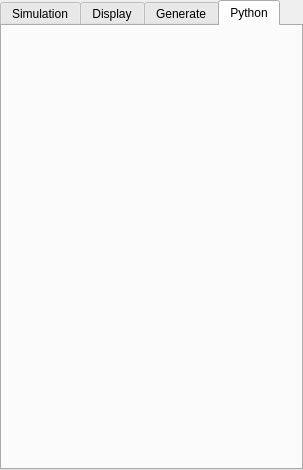
Old version of the form gui/qt4/controller.ui in the repository bchareyre/yade-mpi.
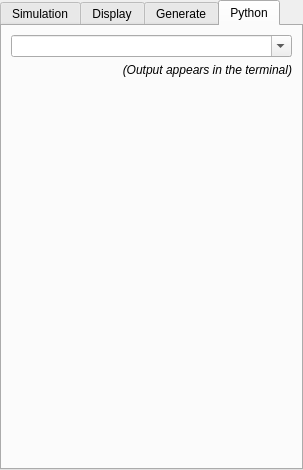
New version of the form. The open tabs and pages were chosen to show the change. Icons and pictures are not drawn.

What changed in the file:
```diff
--- a/gui/qt4/controller.ui
+++ b/gui/qt4/controller.ui
@@ -631,6 +631,65 @@
       <attribute name="title">
        <string>Python</string>
       </attribute>
+      <layout class="QGridLayout" name="gridLayout_8">
+       <item row="0" column="0">
+        <layout class="QVBoxLayout" name="verticalLayout_4">
+         <item>
+          <widget class="QComboBox" name="pythonCombo">
+           <property name="font">
+            <font>
+             <family>Monospace</family>
+            </font>
+           </property>
+           <property name="cursor">
+            <cursorShape>IBeamCursor</cursorShape>
+           </property>
+           <property name="focusPolicy">
+            <enum>Qt::StrongFocus</enum>
+           </property>
+           <property name="autoFillBackground">
+            <bool>false</bool>
+           </property>
+           <property name="editable">
+            <bool>true</bool>
+           </property>
+           <property name="insertPolicy">
+            <enum>QComboBox::InsertAtTop</enum>
+           </property>
+           <property name="minimumContentsLength">
+            <number>1</number>
+           </property>
+           <property name="duplicatesEnabled">
+            <bool>false</bool>
+           </property>
+          </widget>
+         </item>
+         <item>
+          <widget class="QLabel" name="label">
+           <property name="text">
+            <string>&lt;i&gt;(Output appears in the terminal)&lt;/i&gt;</string>
+           </property>
+           <property name="alignment">
+            <set>Qt::AlignRight|Qt::AlignTrailing|Qt::AlignVCenter</set>
+           </property>
+          </widget>
+         </item>
+         <item>
+          <spacer name="verticalSpacer">
+           <property name="orientation">
+            <enum>Qt::Vertical</enum>
+           </property>
+           <property name="sizeHint" stdset="0">
+            <size>
+             <width>20</width>
+             <height>40</height>
+            </size>
+           </property>
+          </spacer>
+         </item>
+        </layout>
+       </item>
+      </layout>
      </widget>
     </widget>
    </item>
```
Left out of the diff: 122 changed lines with no effect on the pictures.
